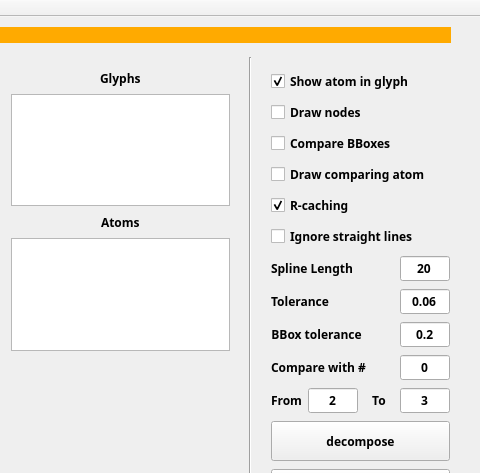
First picture: the form in app/mainwindow.ui, repository dshibanov/atom, before the edit; both pictures show x 690 to 1170 and y 0 to 473 of the 1170 by 635 pixel window.
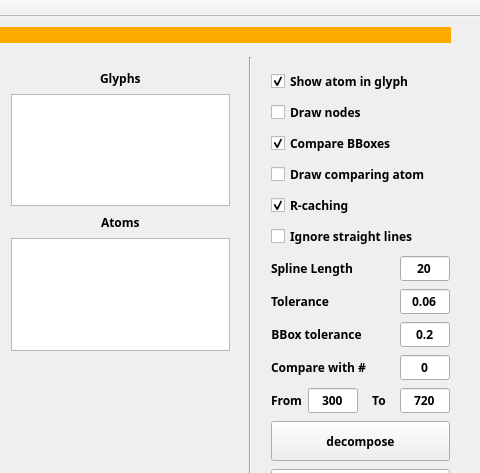
Second picture: the form after the edit.

Commit message: - small bug found, debugging in process here

Diff of the .ui file:
```diff
--- a/app/mainwindow.ui
+++ b/app/mainwindow.ui
@@ -274,7 +274,7 @@
         <string>Compare BBoxes</string>
        </property>
        <property name="checked">
-        <bool>false</bool>
+        <bool>true</bool>
        </property>
       </widget>
      </item>
@@ -602,7 +602,7 @@
           </font>
          </property>
          <property name="text">
-          <string>2</string>
+          <string>300</string>
          </property>
          <property name="alignment">
           <set>Qt::AlignCenter</set>
@@ -652,7 +652,7 @@
           </font>
          </property>
          <property name="text">
-          <string>3</string>
+          <string>720</string>
          </property>
          <property name="alignment">
           <set>Qt::AlignCenter</set>
```
The commit also changes 1 other file.
